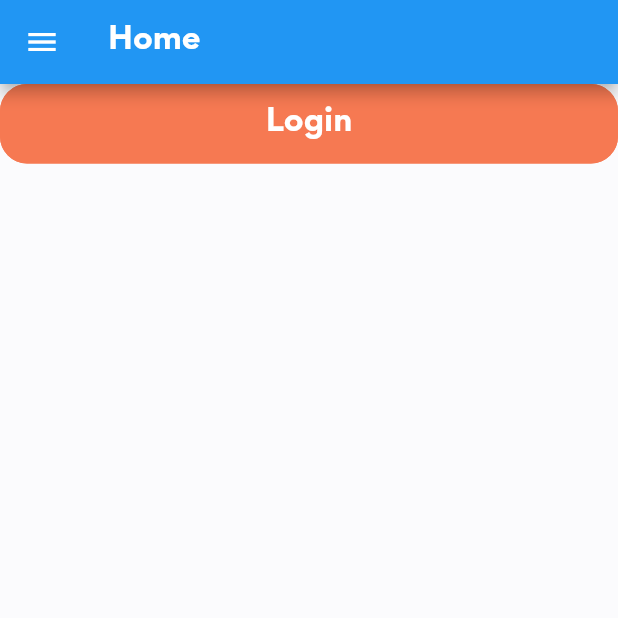
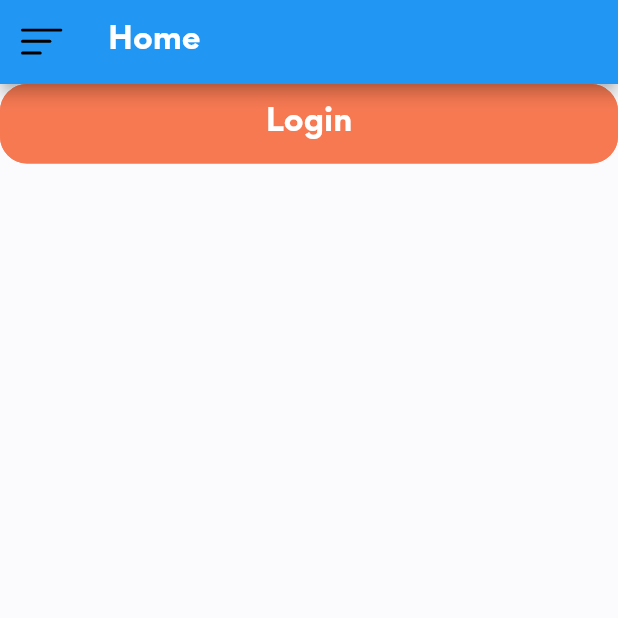
Before and after one commit to stivengm/ShopApp, a Flutter app: the screen it shows after launch, on a phone screen of 412 x 824 dp, the top half of it. Run offline on Flutter 3.47's test engine with Material 2 defaults, Android fonts, the phone set to English and light mode, and no system bars; drawn by our look-alikes of flutter_zoom_drawer; our stand-ins replace bloc, flutter_bloc, flutter_svg.

Commit message:
icono menu.

```diff
--- a/lib/gui/views/cart_view/cart_view.dart
+++ b/lib/gui/views/cart_view/cart_view.dart
@@ -1,4 +1,5 @@
 import 'package:flutter/material.dart';
+import 'package:flutter_svg/flutter_svg.dart';
 import 'package:flutter_zoom_drawer/flutter_zoom_drawer.dart';
 import 'package:shop_app/gui/widgets/text_app.dart';
 
@@ -11,9 +12,7 @@ class CartView extends StatelessWidget {
       appBar: AppBar(
         title: Text('Carrito de compras', style: Theme.of(context).textTheme.headline5),
         leading: IconButton(
-          icon: const Icon(
-            Icons.menu
-          ),
+          icon: SvgPicture.asset("assets/icons/menu.svg"),
           onPressed: () => ZoomDrawer.of(context)!.toggle(),
         ),
       ),
--- a/lib/gui/views/home_view/home_view.dart
+++ b/lib/gui/views/home_view/home_view.dart
@@ -20,9 +20,7 @@ class _HomeViewState extends State<HomeView> {
       appBar: AppBar(
         title: const TextApp(text: 'Home'),
         leading: IconButton(
-          icon: const Icon(
-            Icons.menu
-          ),
+          icon: SvgPicture.asset("assets/icons/menu.svg"),
           onPressed: () => ZoomDrawer.of(context)!.toggle(),
         ),
       ),
```
Also changed, not shown: assets/icons/menu.svg (added).
